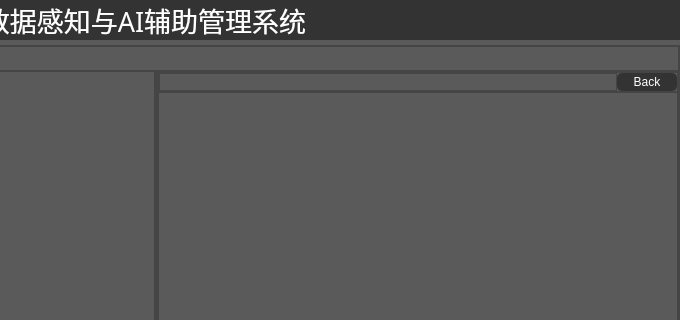
Above: ui/ui_main.ui from saberrin/EIS_GUI before the change; both pictures show x 369 to 1049 and y 0 to 320 of the 1049 by 645 pixel window. Below: the same form after it.
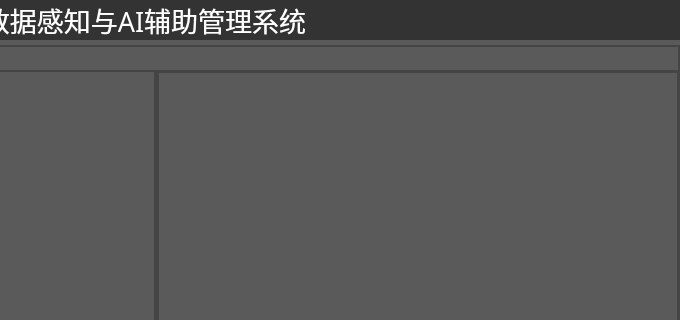
That is the form after the change. The open tabs and pages were chosen to show the change. Icons and pictures are not drawn.

The edit to the form file:
```diff
--- a/ui/ui_main.ui
+++ b/ui/ui_main.ui
@@ -1209,97 +1209,6 @@
                        <property name="bottomMargin">
                         <number>0</number>
                        </property>
-                       <item>
-                        <widget class="QFrame" name="frame_15">
-                         <property name="sizePolicy">
-                          <sizepolicy hsizetype="Preferred" vsizetype="Preferred">
-                           <horstretch>0</horstretch>
-                           <verstretch>1</verstretch>
-                          </sizepolicy>
-                         </property>
-                         <property name="frameShape">
-                          <enum>QFrame::StyledPanel</enum>
-                         </property>
-                         <property name="frameShadow">
-                          <enum>QFrame::Raised</enum>
-                         </property>
-                         <layout class="QHBoxLayout" name="horizontalLayout_17">
-                          <property name="spacing">
-                           <number>0</number>
-                          </property>
-                          <property name="leftMargin">
-                           <number>0</number>
-                          </property>
-                          <property name="topMargin">
-                           <number>0</number>
-                          </property>
-                          <property name="rightMargin">
-                           <number>0</number>
-                          </property>
-                          <property name="bottomMargin">
-                           <number>0</number>
-                          </property>
-                          <item>
-                           <widget class="QFrame" name="frame_8">
-                            <property name="sizePolicy">
-                             <sizepolicy hsizetype="Preferred" vsizetype="Preferred">
-                              <horstretch>0</horstretch>
-                              <verstretch>0</verstretch>
-                             </sizepolicy>
-                            </property>
-                            <property name="frameShape">
-                             <enum>QFrame::StyledPanel</enum>
-                            </property>
-                            <property name="frameShadow">
-                             <enum>QFrame::Raised</enum>
-                            </property>
-                           </widget>
-                          </item>
-                          <item>
-                           <widget class="QPushButton" name="pushButton">
-                            <property name="sizePolicy">
-                             <sizepolicy hsizetype="Preferred" vsizetype="Preferred">
-                              <horstretch>0</horstretch>
-                              <verstretch>0</verstretch>
-                             </sizepolicy>
-                            </property>
-                            <property name="maximumSize">
-                             <size>
-                              <width>60</width>
-                              <height>16777215</height>
-                             </size>
-                            </property>
-                            <property name="styleSheet">
-                             <string notr="true">QPushButton {
-	font: 10pt &quot;Adobe 黑体 Std R&quot;;
-	border: 2px solid rgb(51,51,51);
-	border-radius: 5px;	
-	color:rgb(255,255,255);
-	background-color: rgb(51,51,51);
-}
-QPushButton:hover {
-	border: 2px solid rgb(0,143,150);
-	background-color: rgb(0,143,150);
-}
-QPushButton:pressed {	
-	border: 2px solid rgb(0,143,150);
-	background-color: rgb(51,51,51);
-}
-
-QPushButton:disabled {	
-	border-radius: 5px;	
-	border: 2px solid rgb(112,112,112);
-	background-color: rgb(112,112,112);
-}</string>
-                            </property>
-                            <property name="text">
-                             <string>Back</string>
-                            </property>
-                           </widget>
-                          </item>
-                         </layout>
-                        </widget>
-                       </item>
                        <item>
                         <widget class="QFrame" name="frame_16">
                          <property name="sizePolicy">
```
Left out of the diff: 31 changed lines with no effect on the pictures.
